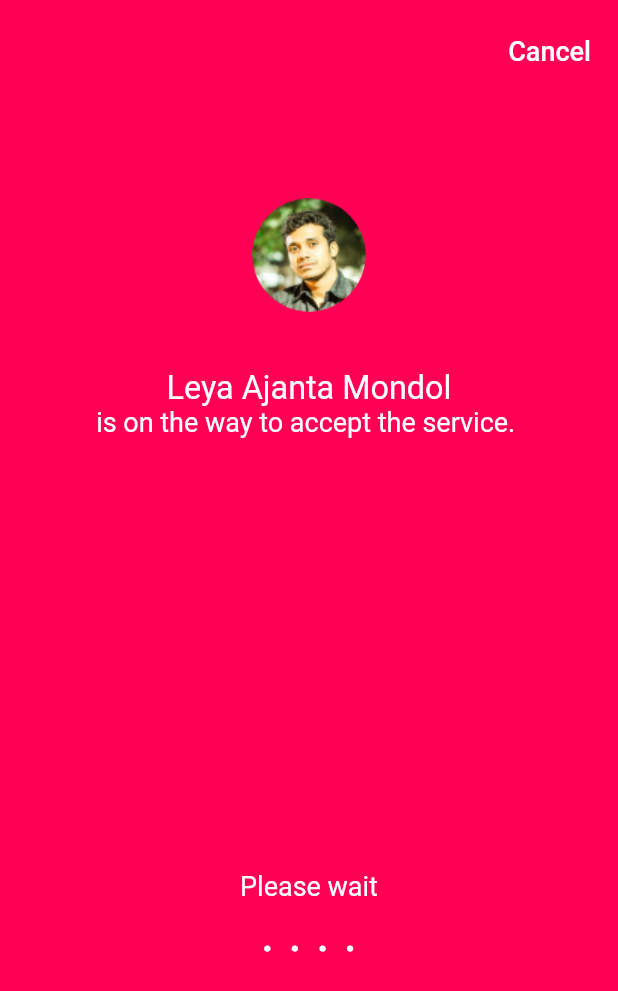
After one commit to spontbd/Take_Care_User, a Flutter app: the MapePage screen opened directly, after a tap on "Request this GP Doctor", on a phone screen of 412 x 824 dp. The commit adds this screen. Shown: the top 991 px of the screen. Run offline on Flutter 3.47's test engine with Material 2 defaults, Android fonts, the phone set to English and light mode, and no system bars; our stand-ins replace buttons_tabbar, firebase_core, firebase_messaging, flutter_local_notifications, flutter_spinkit, fluttertoast and 5 more; missing offline and left inert: cupertino_radio_choice, firebase_core_web, firebase_messaging_web, flutter_device_type, image_picker_for_web, shared_preferences_web; accounts and stored records are empty.

Commit message:
request_page.dart

```diff
--- a/lib/pages/On Demand/map_page.dart
+++ b/lib/pages/On Demand/map_page.dart
@@ -4,6 +4,7 @@ import 'package:flutter/material.dart';
 import 'package:get/get.dart';
 import 'package:get/get_core/src/get_main.dart';
 import 'package:google_maps_flutter/google_maps_flutter.dart';
+import 'package:takecare_user/pages/On%20Demand/request_page.dart';
 
 import '../../public_variables/all_colors.dart';
 import '../../public_variables/size_config.dart';
@@ -84,6 +85,11 @@ class _MapePageState extends State<MapePage> {
         //color: AllColor.themeColor,
         child: Padding(
           padding: const EdgeInsets.all(8.0),
+          child: InkWell(
+            onTap: (){
+              Navigator.of(context).pushReplacement(
+                  MaterialPageRoute(builder: (_) => RequestPage()));
+            },
             child: Container(
               decoration: BoxDecoration(
                 color: AllColor.themeColor,
@@ -94,6 +100,7 @@ class _MapePageState extends State<MapePage> {
               child: Text(
                 "Request this GP Doctor",
                 style: TextStyle(fontSize: dynamicSize(0.05), color: Colors.white),
+              ),
             ),
           ),
         ),
--- /dev/null
+++ b/lib/pages/On Demand/request_page.dart
@@ -0,0 +1,55 @@
+import 'package:flutter/material.dart';
+import 'package:takecare_user/public_variables/all_colors.dart';
+import 'package:takecare_user/public_variables/size_config.dart';
+
+class RequestPage extends StatelessWidget {
+  const RequestPage({Key? key}) : super(key: key);
+
+  @override
+  Widget build(BuildContext context) {
+    return SafeArea(
+      child: Scaffold(
+          backgroundColor: AllColor.themeColor,
+          body: Padding(
+            padding: const EdgeInsets.all(10.0),
+            child: Column(
+              crossAxisAlignment: CrossAxisAlignment.center,
+              children: [
+                Row(
+                  // crossAxisAlignment:CrossAxisAlignment.end,
+                  mainAxisAlignment: MainAxisAlignment.end,
+                  children: [
+                    TextButton(
+                      onPressed: () {},
+                      child: Text(
+                        "Cancel",
+                        style: TextStyle(
+                            color: Colors.white, fontSize: dynamicSize(0.05)),
+                      ),
+                    )
+                  ],
+                ),
+                SizedBox(
+                  height: dynamicSize(0.2),
+                ),
+                CircleAvatar(
+                  radius: 40,
+                  child: ClipOval(child: Image.asset("assets/images/imam.png")),
+                ),
+                SizedBox(
+                  height: dynamicSize(0.1),
+                ),
+                Text("Leya Ajanta Mondol",style: TextStyle(fontSize: dynamicSize(0.06),color: Colors.white),),
+                Text("is on the way to accept the service. ",style: TextStyle(fontSize: dynamicSize(0.05),color: Colors.white),),
+                SizedBox(
+                  height: dynamicSize(0.8),
+                ),
+                Text("Please wait",style: TextStyle(fontSize: dynamicSize(0.05),color: Colors.white),),
+                Text(". . . .",style: TextStyle(fontSize: dynamicSize(0.1),color: Colors.white),),
+
+              ],
+            ),
+          )),
+    );
+  }
+}
```
Also changed, not shown: 2 other files. Lines whose indentation alone changed are shown as unchanged.
